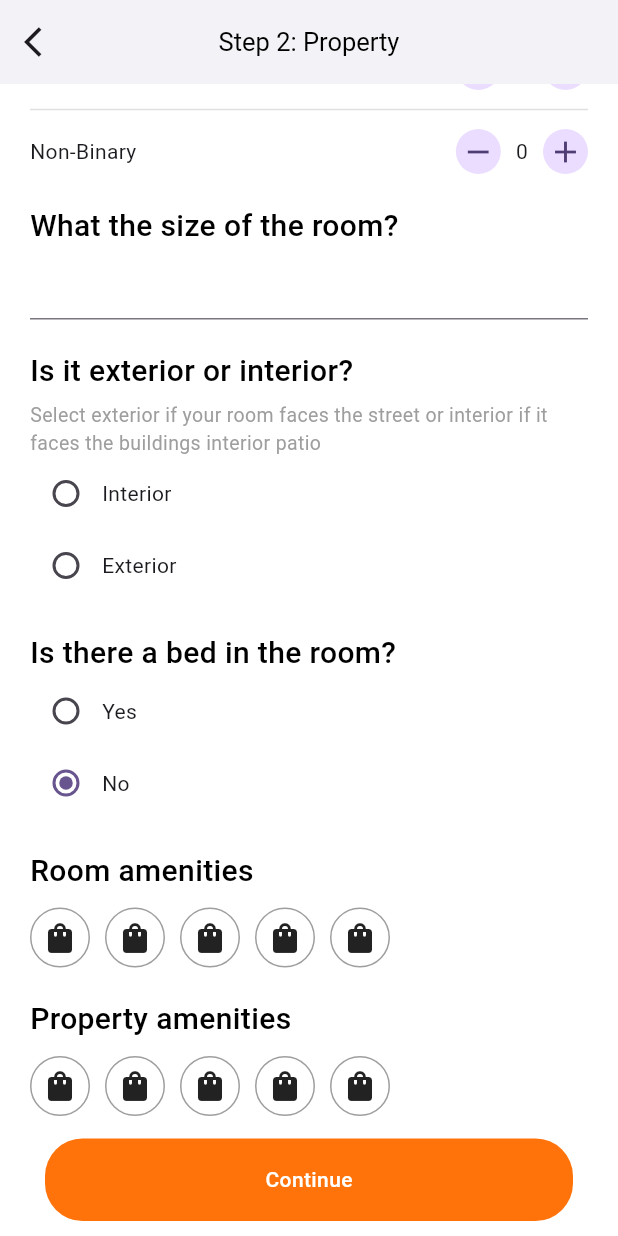
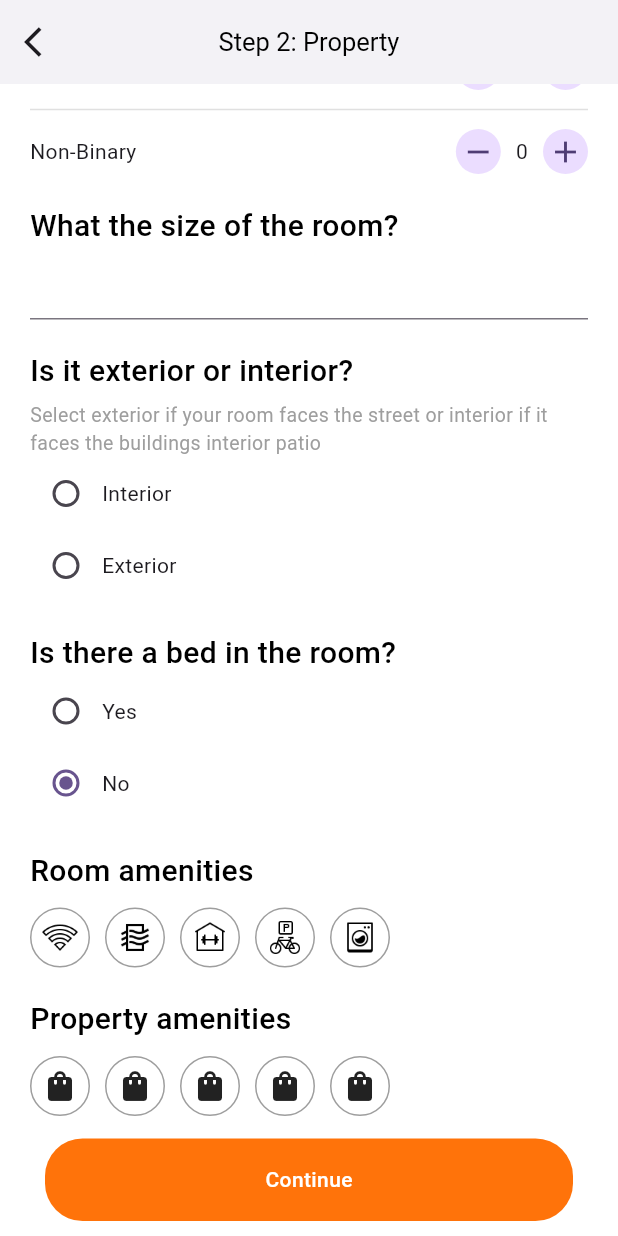
Before and after one commit to Brogrammer207/trunriproject, a Flutter app: the PropertyScreen screen opened directly, scrolled down 576 dp, on a phone screen of 412 x 824 dp. Run offline on Flutter 3.47's test engine with Material 3 defaults, Android fonts, the phone set to English and light mode, and no system bars; our stand-ins replace cached_network_image, carousel_slider, cloud_firestore, dio, dots_indicator, file_picker and 20 more; missing offline and left inert: email_otp, flutter_facebook_auth, flutter_google_places_hoc081098, google_api_headers; accounts and stored records are empty.

Commit message:
By Manish - 06-06-2024

```diff
--- a/lib/accommodation/locationScreen.dart
+++ b/lib/accommodation/locationScreen.dart
@@ -33,14 +33,16 @@ class _LocationScreenState extends State<LocationScreen> {
           .get();
 
       if (querySnapshot.docs.isNotEmpty) {
+        for (var doc in querySnapshot.docs) {
           await _firestore
               .collection('accommodation')
-            .doc(querySnapshot.docs.first.id)
+              .doc(doc.id)
               .update({
             'city': cityController.text,
             'address': addressController.text,
             'floor': floorController.text,
           });
+        }
         Get.to(const PropertyScreen());
         showToast('Location saved');
       } else {
--- a/lib/accommodation/propertyScreen.dart
+++ b/lib/accommodation/propertyScreen.dart
@@ -1,10 +1,13 @@
 import 'dart:developer';
 
+import 'package:cloud_firestore/cloud_firestore.dart';
+import 'package:firebase_auth/firebase_auth.dart';
 import 'package:flutter/cupertino.dart';
 import 'package:flutter/material.dart';
 import 'package:get/get.dart';
 
 import '../widgets/commomButton.dart';
+import '../widgets/helper.dart';
 import 'availabilityAndPriceScreen.dart';
 
 
@@ -23,6 +26,7 @@ class _PropertyScreenState extends State<PropertyScreen> {
   int livingFemale = 0;
   int livingMale = 0;
   int livingNonBinary = 0;
+  List<String> roomAmenities = [];
 
   bool isLiftAvailable = false;
   String bedroomFacing = '';
@@ -82,6 +86,46 @@ class _PropertyScreenState extends State<PropertyScreen> {
         ),
       ],
     );
+  }
+
+  final FirebaseAuth _auth = FirebaseAuth.instance;
+  final FirebaseFirestore _firestore = FirebaseFirestore.instance;
+
+  Future<void> savePropertyData() async {
+    User? user = _auth.currentUser;
+    if (user != null) {
+      QuerySnapshot querySnapshot = await _firestore
+          .collection('accommodation')
+          .where('uid', isEqualTo: user.uid)
+          .get();
+
+      if (querySnapshot.docs.isNotEmpty) {
+        for (var doc in querySnapshot.docs) {
+          await _firestore
+              .collection('accommodation')
+              .doc(doc.id)
+              .update({
+            'singleBadRoom': singleBadRoom,
+            'doubleBadRoom': doubleBadRoom,
+            'bathrooms': bathrooms,
+            'toilets': toilets,
+            'livingFemale': livingFemale,
+            'livingMale': livingMale,
+            'livingNonBinary': livingNonBinary,
+            'isLiftAvailable': isLiftAvailable,
+            'bedroomFacing': bedroomFacing,
+            'isBedInRoom': isBedInRoom,
+            'roomAmenities': roomAmenities,
+          });
+        }
+        Get.to(const AvailabilityAndPriceScreen());
+        showToast('Property saved');
+      } else {
+        print('No matching document found');
+      }
+    } else {
+      print('No user logged in');
+    }
   }
 
   @override
@@ -276,9 +320,16 @@ class _PropertyScreenState extends State<PropertyScreen> {
               ),
               Row(
                 children: [
-                  Container(
+                  GestureDetector(
+                    onTap: (){
+                      setState(() {
+                        roomAmenities.add('wifi');
+                      });
+                    },
+                    child: Container(
                       width: 40, // Adjust the width and height to match the radius of the CircleAvatar
                       height: 40,
+                      padding: const EdgeInsets.all(7),
                       decoration: BoxDecoration(
                         shape: BoxShape.circle,
                         border: Border.all(
@@ -286,14 +337,22 @@ class _PropertyScreenState extends State<PropertyScreen> {
                           width: 1.0, // Set the width of the border
                         ),
                       ),
-                    child: const Icon(Icons.shopping_bag),
+                      child: Image.asset('assets/icons/wifi.png',),
+                    ),
                   ),
                   const SizedBox(
                     width: 10,
                   ),
-                  Container(
-                    width: 40, // Adjust the width and height to match the radius of the CircleAvatar
+                  GestureDetector(
+                    onTap: (){
+                      setState(() {
+                        roomAmenities.add('air conditioner');
+                      });
+                    },
+                    child: Container(
+                      width: 40,
                       height: 40,
+                      padding: const EdgeInsets.all(7),
                       decoration: BoxDecoration(
                         shape: BoxShape.circle,
                         border: Border.all(
@@ -301,14 +360,22 @@ class _PropertyScreenState extends State<PropertyScreen> {
                           width: 1.0, // Set the width of the border
                         ),
                       ),
-                    child: const Icon(Icons.shopping_bag),
+                      child: Image.asset('assets/icons/air.png',),
+                    ),
                   ),
                   const SizedBox(
                     width: 10,
                   ),
-                  Container(
-                    width: 40, // Adjust the width and height to match the radius of the CircleAvatar
+                  GestureDetector(
+                    onTap: (){
+                      setState(() {
+                        roomAmenities.add('gym');
+                      });
+                    },
+                    child: Container(
+                      width: 40,
                       height: 40,
+                      padding: const EdgeInsets.all(7),
                       decoration: BoxDecoration(
                         shape: BoxShape.circle,
                         border: Border.all(
@@ -316,14 +383,22 @@ class _PropertyScreenState extends State<PropertyScreen> {
                           width: 1.0, // Set the width of the border
                         ),
                       ),
-                    child: const Icon(Icons.shopping_bag),
+                      child: Image.asset('assets/icons/gym.png',),
+                    ),
                   ),
                   const SizedBox(
                     width: 10,
                   ),
-                  Container(
-                    width: 40, // Adjust the width and height to match the radius of the CircleAvatar
+                  GestureDetector(
+                    onTap: (){
+                      setState(() {
+                        roomAmenities.add('parking');
+                      });
+                    },
+                    child: Container(
+                      width: 40,
                       height: 40,
+                      padding: const EdgeInsets.all(7),
                       decoration: BoxDecoration(
                         shape: BoxShape.circle,
                         border: Border.all(
@@ -331,14 +406,22 @@ class _PropertyScreenState extends State<PropertyScreen> {
                           width: 1.0, // Set the width of the border
                         ),
                       ),
-                    child: const Icon(Icons.shopping_bag),
+                      child: Image.asset('assets/icons/parking.png',),
+                    ),
                   ),
                   const SizedBox(
                     width: 10,
                   ),
-                  Container(
-                    width: 40, // Adjust the width and height to match the radius of the CircleAvatar
+                  GestureDetector(
+                    onTap: (){
+                      setState(() {
+                        roomAmenities.add('washing machine');
+                      });
+                    },
+                    child: Container(
+                      width: 40,
                       height: 40,
+                      padding: const EdgeInsets.all(7),
                       decoration: BoxDecoration(
                         shape: BoxShape.circle,
                         border: Border.all(
@@ -346,7 +429,8 @@ class _PropertyScreenState extends State<PropertyScreen> {
                           width: 1.0, // Set the width of the border
                         ),
                       ),
-                    child: const Icon(Icons.shopping_bag),
+                      child: Image.asset('assets/icons/washing.png',),
+                    ),
                   ),
                 ],
               ),
@@ -363,7 +447,7 @@ class _PropertyScreenState extends State<PropertyScreen> {
               Row(
                 children: [
                   Container(
-                    width: 40, // Adjust the width and height to match the radius of the CircleAvatar
+                    width: 40,
                     height: 40,
                     decoration: BoxDecoration(
                       shape: BoxShape.circle,
@@ -511,7 +595,8 @@ class _PropertyScreenState extends State<PropertyScreen> {
                     color: const Color(0xffFF730A),
                     textColor: Colors.white,
                     onPressed: () {
-                      Get.to(const AvailabilityAndPriceScreen());
+                      savePropertyData();
+
                     },
                   ),
                 ),
--- a/pubspec.yaml
+++ b/pubspec.yaml
@@ -105,6 +105,7 @@ flutter:
   assets:
     - assets/images/
     - assets/loti/
+    - assets/icons/
   #   - images/a_dot_ham.jpeg
 
   # An image asset can refer to one or more resolution-specific "variants", see
```
Also changed, not shown: assets/icons/air.png (added), assets/icons/gym.png (added), assets/icons/parking.png (added), assets/icons/washing.png (added), assets/icons/wifi.png (added). Lines whose indentation alone changed are shown as unchanged.
